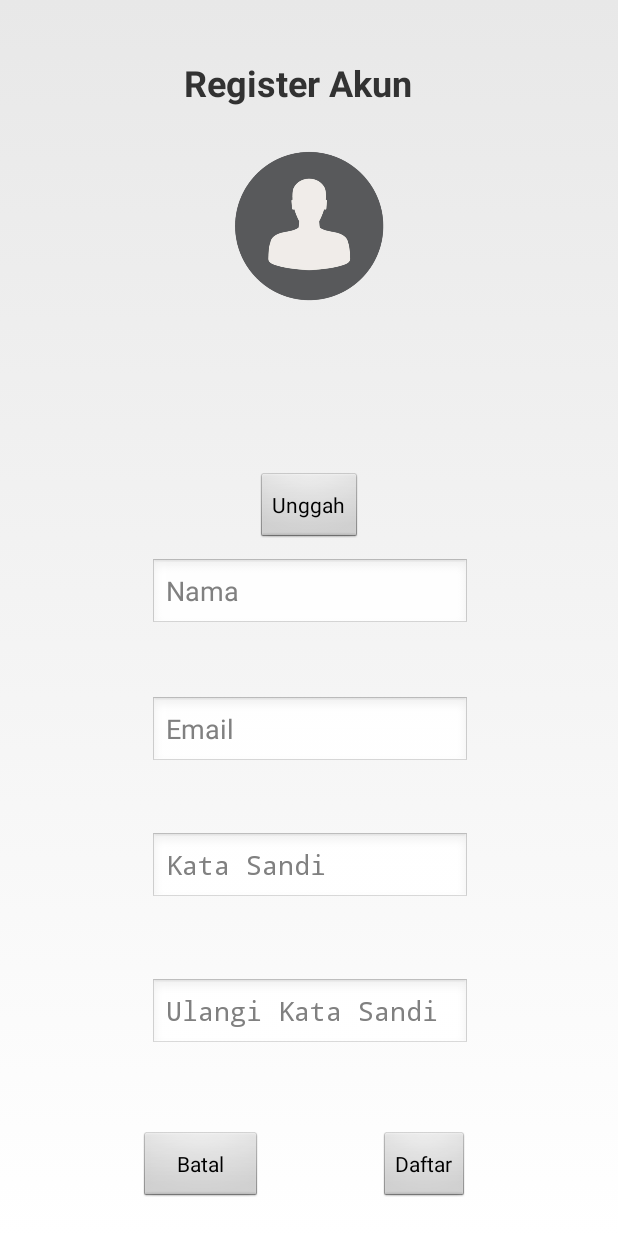
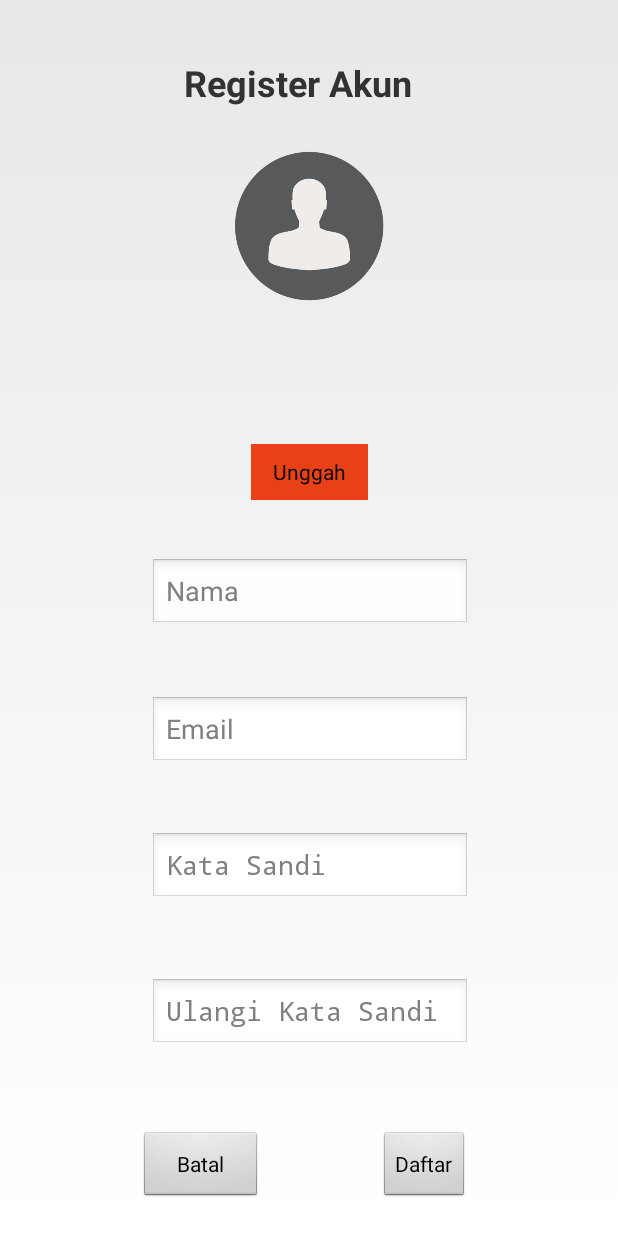
Before and after one commit to sintaxd/RENAKO, an Android app: the layout activity_register.xml on its own in the app's theme, with its tools: preview values and no code run, on a phone screen of 412 x 824 dp. Run offline under Robolectric (Android 15) with nearby library versions, the phone set to English and light mode, and no system bars.

Commit message:
aku ubah mainact

```diff
--- a/app/src/main/res/layout/activity_register.xml
+++ b/app/src/main/res/layout/activity_register.xml
@@ -40,18 +40,19 @@
 
     <Button
         android:id="@+id/btnUploadFoto_Register"
-        android:layout_width="wrap_content"
-        android:layout_height="wrap_content"
+        android:layout_width="78dp"
+        android:layout_height="37dp"
         android:layout_marginBottom="116dp"
         android:layout_marginEnd="8dp"
         android:layout_marginStart="8dp"
         android:layout_marginTop="8dp"
+        android:background="@color/red"
         android:text="Unggah"
         app:layout_constraintBottom_toBottomOf="parent"
         app:layout_constraintEnd_toEndOf="parent"
         app:layout_constraintStart_toStartOf="parent"
         app:layout_constraintTop_toTopOf="parent"
-        app:layout_constraintVertical_bias="0.47" />
+        app:layout_constraintVertical_bias="0.435" />
 
     <EditText
         android:id="@+id/txtEmail_Register"
```
Also changed, not shown: app/src/main/res/drawable/logo_renako.png (added).
